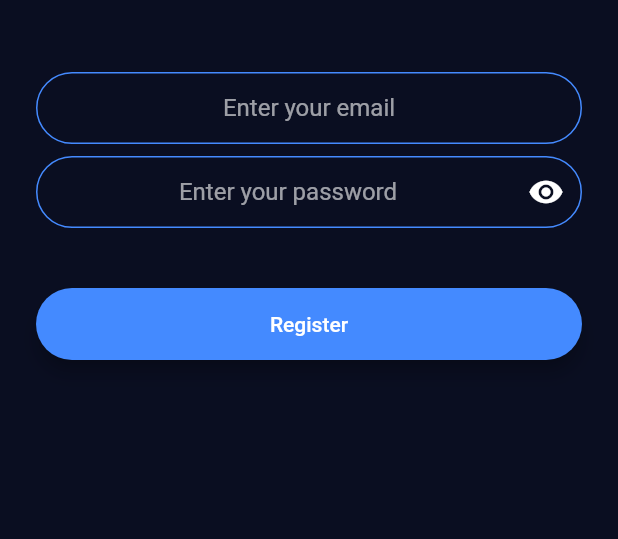
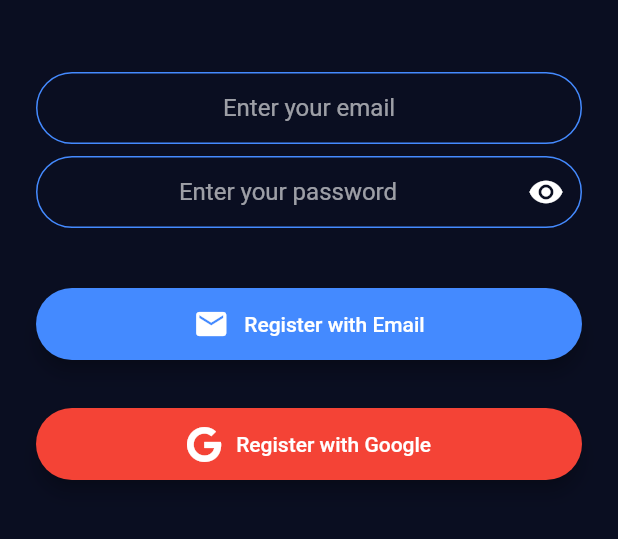
Before and after one commit to mercz85/x01_flutter_basics, a Flutter app: the RegistrationScreen screen opened directly, on a phone screen of 412 x 824 dp, the part 372-911 px from its top. Run offline on Flutter 3.47's test engine with Material 2 defaults, Android fonts, the phone set to English and light mode, and no system bars; our stand-ins replace animated_text_kit, audioplayers, firebase_auth, firebase_core, flutter_spinkit, font_awesome_flutter and 4 more; missing offline and left inert: dart:ffi; accounts and stored records are empty; generated files the repository leaves out were written again.

Commit message:
register with email and google

```diff
--- a/lib/pages/Page3/flash_chat/screens/registration_screen.dart
+++ b/lib/pages/Page3/flash_chat/screens/registration_screen.dart
@@ -2,6 +2,8 @@ import 'package:firebase_auth/firebase_auth.dart';
 import 'package:firebase_core/firebase_core.dart';
 import 'package:flutter/material.dart';
 import 'package:flutter/services.dart';
+import 'package:font_awesome_flutter/font_awesome_flutter.dart';
+import 'package:google_sign_in/google_sign_in.dart';
 import 'package:x01_flutter_basics/pages/Page3/flash_chat/constants.dart';
 import 'package:x01_flutter_basics/pages/Page3/flash_chat/screens/chat_screen.dart';
 import 'package:x01_flutter_basics/pages/Page3/flash_chat/constants.dart';
@@ -27,6 +29,20 @@ class _RegistrationScreenState extends State<RegistrationScreen> {
   String email = '';
   String password = '';
   bool passwordObscureText = true;
+  //[GoogleSignIn]
+  final googleSignIn = GoogleSignIn();
+
+  Future<OAuthCredential> googleLogin() async {
+    //Shows pop-up to select Google account
+    final googleUser = await googleSignIn.signIn();
+    //Authenticates the user
+    final googleAuth = await googleUser!.authentication;
+    OAuthCredential credential = GoogleAuthProvider.credential(
+      accessToken: googleAuth.accessToken,
+      idToken: googleAuth.idToken,
+    );
+    return credential;
+  }
 
   @override
   Widget build(BuildContext context) {
@@ -58,7 +74,7 @@ class _RegistrationScreenState extends State<RegistrationScreen> {
               //[HeroAnimation]
               Hero(
                 tag: kLogoTag,
-                key: Key('logo_registration'),
+                key: const Key('logo_registration'),
                 child: Container(
                   height: 200.0,
                   child: Image.asset('assets/flash_chat/logo.png'),
@@ -129,9 +145,62 @@ class _RegistrationScreenState extends State<RegistrationScreen> {
                     },
                     minWidth: 200.0,
                     height: 42.0,
-                    child: const Text(
-                      'Register',
-                      style: TextStyle(color: Colors.white),
+                    child: Row(
+                      mainAxisAlignment: MainAxisAlignment.center,
+                      children: const [
+                        Icon(
+                          Icons.email,
+                          color: Colors.white,
+                        ),
+                        SizedBox(
+                          width: 10,
+                        ),
+                        Text(
+                          'Register with Email',
+                          style: TextStyle(color: Colors.white),
+                        ),
+                      ],
+                    ),
+                  ),
+                ),
+              ),
+              Padding(
+                padding: const EdgeInsets.symmetric(vertical: 16.0),
+                child: Material(
+                  color: Colors.red,
+                  borderRadius: const BorderRadius.all(Radius.circular(30.0)),
+                  elevation: 5.0,
+                  //[GoogleSignIn]
+                  child: MaterialButton(
+                    onPressed: () async {
+                      try {
+                        OAuthCredential credential = await googleLogin();
+                        UserCredential newUser =
+                            await _auth.signInWithCredential(credential);
+                        if (newUser.user != null) {
+                          Navigator.pushNamed(context, ChatScreen.id);
+                        }
+                      } catch (e) {
+                        print(e);
+                      }
+                    },
+                    minWidth: 200.0,
+                    height: 42.0,
+                    child: Row(
+                      mainAxisAlignment: MainAxisAlignment.center,
+                      children: const [
+                        FaIcon(
+                          FontAwesomeIcons.google,
+                          color: Colors.white,
+                        ),
+                        SizedBox(
+                          width: 10,
+                        ),
+                        Text(
+                          'Register with Google',
+                          style: TextStyle(color: Colors.white),
+                        ),
+                      ],
                     ),
                   ),
                 ),
--- a/pubspec.yaml
+++ b/pubspec.yaml
@@ -58,6 +58,8 @@ dependencies:
   firebase_core: ^2.3.0
   firebase_auth: ^4.1.3
   cloud_firestore: ^4.1.0
+  #[GoogleSignIn]
+  google_sign_in: ^5.4.2
 
 dev_dependencies:
   flutter_test:
```
Also changed, not shown: pubspec.lock, 1 other file.
